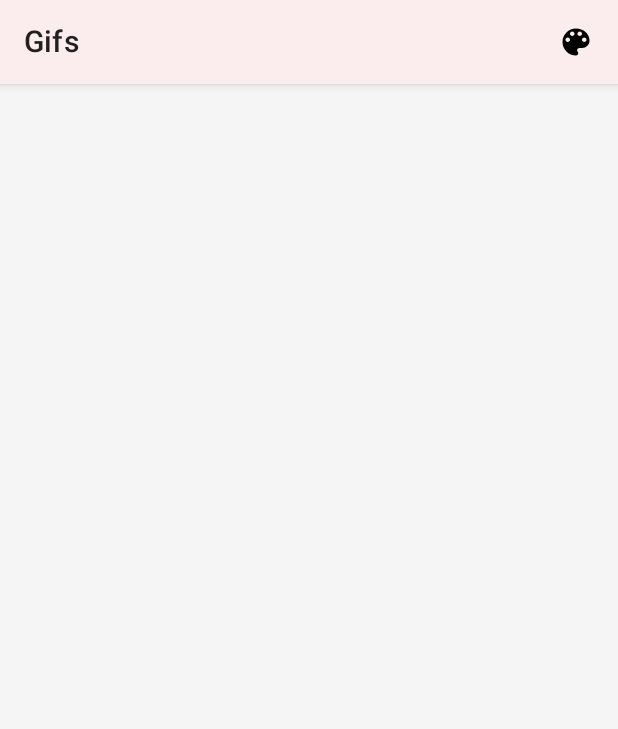
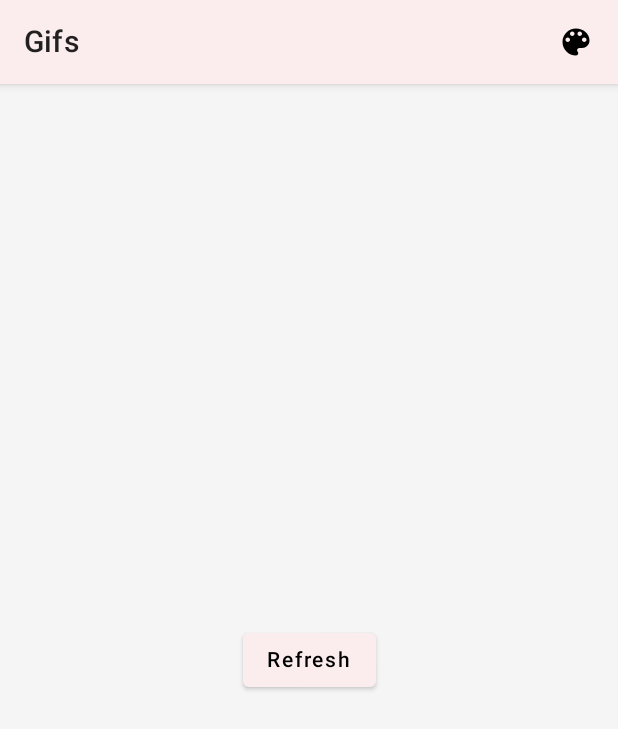
Before and after one commit to VolodymyrTabarkevych/GiffApp, an Android app built with Jetpack Compose: the screen it shows after launch (EntryPointActivity), on a phone screen of 412 x 824 dp. Shown: the top 729 px of the screen. Run offline under Robolectric (Android 15) with nearby library versions, the phone set to English and light mode, and no system bars; our stand-ins replace Dagger/Hilt's generated code, accompanist, paging; libraries missing offline, so code that uses them is left out: com.jakewharton.retrofit2; pictures from the network do not load; 2 statements that could not run were skipped.

Commit message:
Implement refresh and retry button for gifs list

```diff
--- a/app/src/main/java/ua/tabarkevych/composemvi/presentation/gifs/GifsContract.kt
+++ b/app/src/main/java/ua/tabarkevych/composemvi/presentation/gifs/GifsContract.kt
@@ -14,6 +14,8 @@ class GifsContract {
         object OnToolbarThemingClicked : Event()
 
         data class OnGifClicked(val gifUrl: String) : Event()
+
+        data class OnGifsError(val message: String) : Event()
     }
 
     data class State(val gifsPagingDataFlow: Flow<PagingData<GifPost>>) : ViewState
--- a/app/src/main/java/ua/tabarkevych/composemvi/presentation/gifs/GifsViewModel.kt
+++ b/app/src/main/java/ua/tabarkevych/composemvi/presentation/gifs/GifsViewModel.kt
@@ -31,6 +31,7 @@ class GifsViewModel @Inject constructor(
             is GifsContract.Event.OnGifClicked -> setEffect {
                 GifsContract.Effect.Navigation.ToGif(event.gifUrl)
             }
+            is GifsContract.Event.OnGifsError -> setEffect { GifsContract.Effect.ShowError(event.message) }
         }
     }
 }
--- a/app/src/main/java/ua/tabarkevych/composemvi/presentation/gifs/screen/GifsList.kt
+++ b/app/src/main/java/ua/tabarkevych/composemvi/presentation/gifs/screen/GifsList.kt
@@ -4,19 +4,24 @@ import androidx.compose.foundation.layout.Box
 import androidx.compose.foundation.layout.fillMaxSize
 import androidx.compose.foundation.layout.padding
 import androidx.compose.foundation.lazy.LazyColumn
+import androidx.compose.material.Button
 import androidx.compose.material.CircularProgressIndicator
 import androidx.compose.material.MaterialTheme
+import androidx.compose.material.Text
 import androidx.compose.runtime.Composable
 import androidx.compose.ui.Alignment
 import androidx.compose.ui.Modifier
+import androidx.compose.ui.res.stringResource
 import androidx.paging.LoadState
 import androidx.paging.compose.LazyPagingItems
 import androidx.paging.compose.items
 import coil.annotation.ExperimentalCoilApi
+import ua.tabarkevych.composemvi.R
 import ua.tabarkevych.composemvi.domain.model.GifPost
 import ua.tabarkevych.composemvi.presentation.gifs.GifsContract
 import ua.tabarkevych.composemvi.ui.dimens.spacing
 import ua.tabarkevych.composemvi.ui.dimens.width
+import ua.tabarkevych.composemvi.util.EMPTY_STRING
 
 @ExperimentalCoilApi
 @Composable
@@ -61,6 +66,45 @@ fun GifsList(
                         }
                     }
                 }
+                items.loadState.refresh is LoadState.Error -> {
+                    val e = items.loadState.refresh as LoadState.Error
+                    setEvent(
+                        GifsContract.Event.OnGifsError(
+                            e.error.localizedMessage ?: EMPTY_STRING
+                        )
+                    )
+                    item {
+                        Box(
+                            contentAlignment = Alignment.Center,
+                            modifier = Modifier
+                                .fillParentMaxSize()
+                        ) {
+                            Button(onClick = { refresh() }) {
+                                Text(text = stringResource(id = R.string.common_refresh))
+                            }
+                        }
+                    }
+                }
+                items.loadState.append is LoadState.Error -> {
+                    val e = items.loadState.append as LoadState.Error
+                    setEvent(
+                        GifsContract.Event.OnGifsError(
+                            e.error.localizedMessage ?: EMPTY_STRING
+                        )
+                    )
+                    item {
+                        Box(
+                            contentAlignment = Alignment.Center,
+                            modifier = Modifier
+                                .fillMaxSize()
+                                .padding(MaterialTheme.spacing.medium)
+                        ) {
+                            Button(onClick = { retry() }) {
+                                Text(text = stringResource(id = R.string.common_retry))
+                            }
+                        }
+                    }
+                }
             }
         }
     }
--- a/app/src/main/res/values/strings.xml
+++ b/app/src/main/res/values/strings.xml
@@ -1,5 +1,9 @@
 <resources>
     <string name="app_name">GifApp</string>
+
+    <!-- Common -->
+    <string name="common_refresh">Refresh</string>
+    <string name="common_retry">Retry</string>
 
     <!-- Font -->
     <string name="font_body_1">body 1</string>
```
